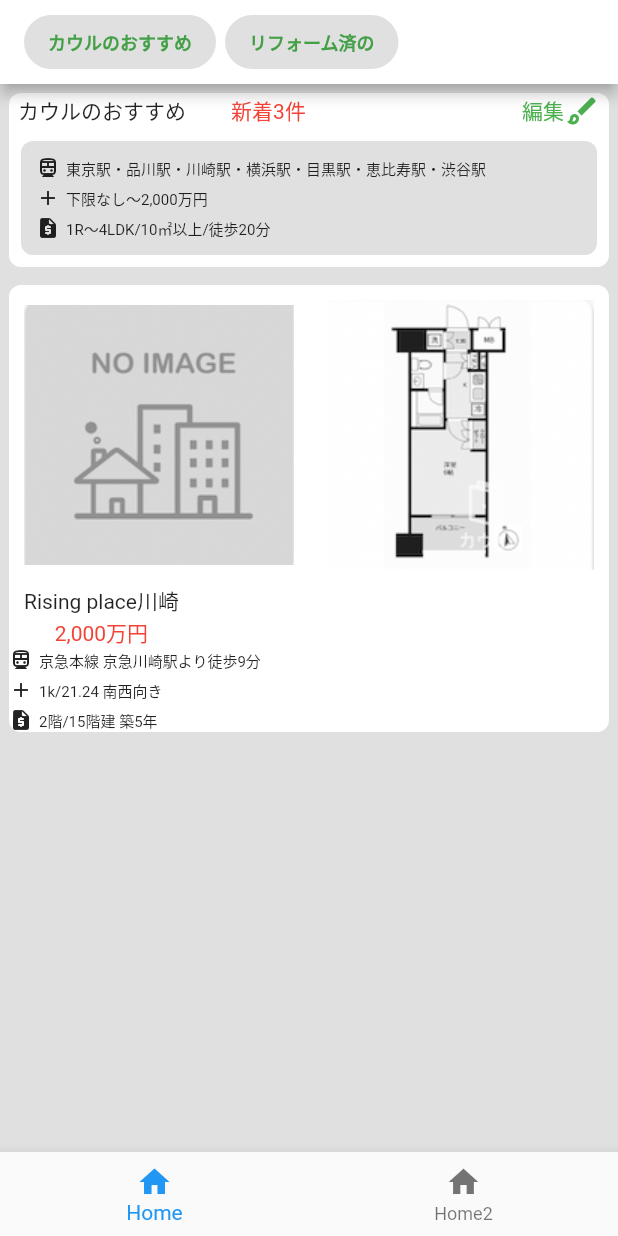
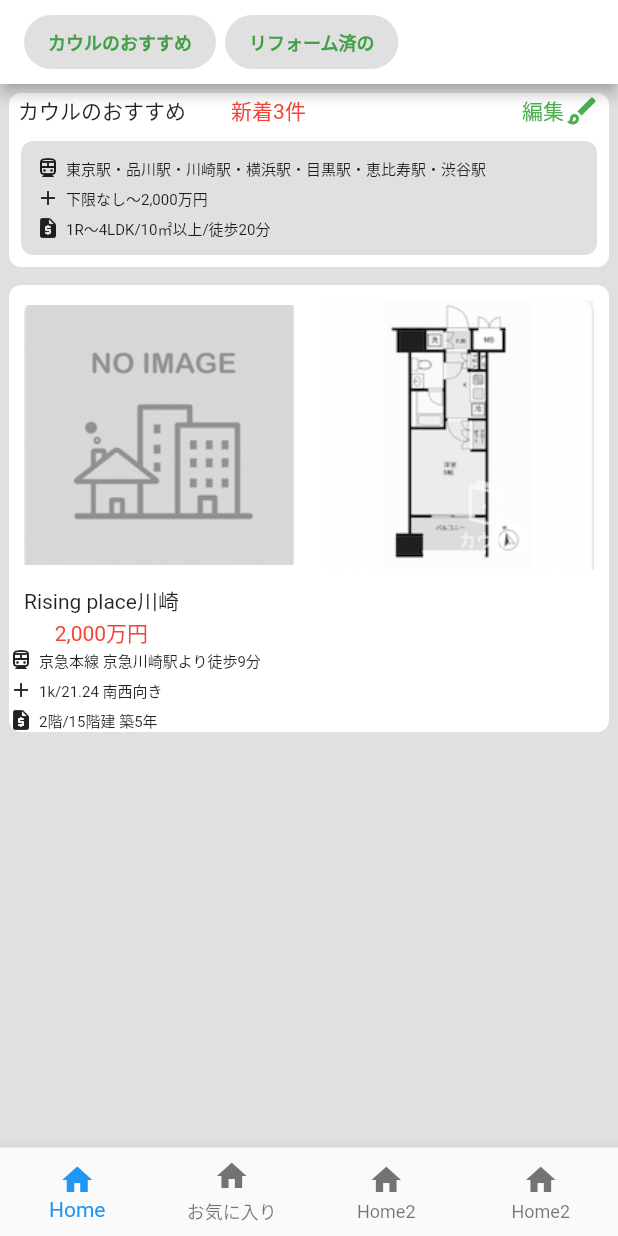
Before and after one commit to gitknkn/flutter_tutorial, a Flutter app: the screen it shows after launch, after a tap on "Sumo", on a phone screen of 412 x 824 dp. Run offline on Flutter 3.47's test engine with Material 2 defaults, Android fonts, the phone set to English and light mode, and no system bars; missing offline and left inert: dart:ffi.

Commit message:
一旦コミット2

```diff
--- a/lib/practice2/sumo-screen.dart
+++ b/lib/practice2/sumo-screen.dart
@@ -193,10 +193,19 @@ class SumoScreen extends StatelessWidget {
 
   Widget _createBottomNavigationBar(context) {
     return BottomNavigationBar(
+      type: BottomNavigationBarType.fixed,
       items: const [
         BottomNavigationBarItem(
           icon: Icon(Icons.home),
           title: Text('Home'),
+        ),
+        BottomNavigationBarItem(
+          icon: Icon(Icons.home),
+          title: Text('お気に入り'),
+        ),
+        BottomNavigationBarItem(
+          icon: Icon(Icons.home),
+          title: Text('Home2'),
         ),
         BottomNavigationBarItem(
           icon: Icon(Icons.home),
```
